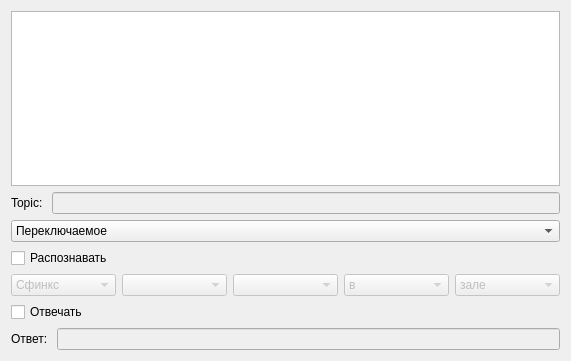
First picture: the form in adddevicedialog.ui, repository MrTrojan52/MERAGui, before the edit.
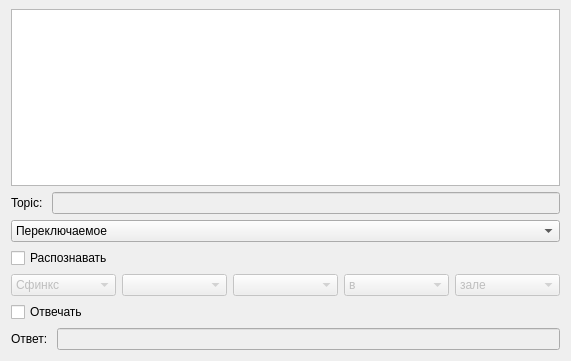
Second picture: the form after the edit.

The edit to the form file:
```diff
--- a/adddevicedialog.ui
+++ b/adddevicedialog.ui
@@ -14,6 +14,9 @@
    <string>Dialog</string>
   </property>
   <layout class="QVBoxLayout" name="verticalLayout">
+   <property name="topMargin">
+    <number>9</number>
+   </property>
    <item>
     <widget class="QListWidget" name="lstDevices"/>
    </item>
```
